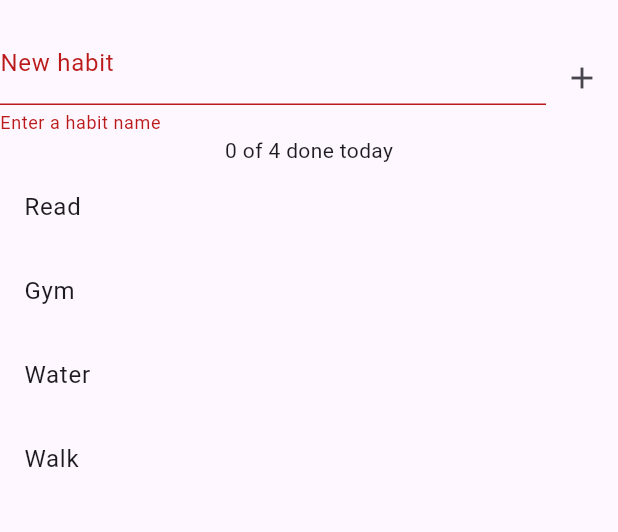
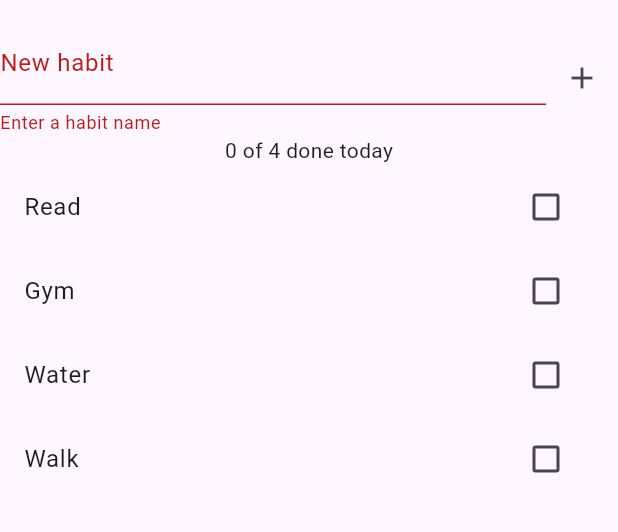
Before and after one commit to R-Eman-A-L/streakbook-flutter, a Flutter app: the screen it shows after launch, after a tap on the "add" icon, on a phone screen of 412 x 824 dp, the part 63-595 px from its top. Run offline on Flutter 3.47's test engine with Material 3 defaults, Android fonts, the phone set to English and light mode, and no system bars.

Commit message:
Day 11: navigation to detail screen + checkbox

```diff
--- a/lib/main.dart
+++ b/lib/main.dart
@@ -1,5 +1,6 @@
 import 'package:flutter/material.dart';
 import 'package:streak_book/data/in_memory_habit_repository.dart';
+import 'package:streak_book/ui/habit_detail/habit_detail_screen.dart';
 import 'package:streak_book/ui/habit_list/habit_list_screen.dart';
 import 'package:streak_book/ui/habit_list/habit_list_view_model.dart';
 
@@ -16,7 +17,15 @@ class MyApp extends StatelessWidget {
     return MaterialApp(
       title: 'StreakBook',
       theme: ThemeData(colorScheme: .fromSeed(seedColor: Colors.deepPurple)),
-      home: const HabitListScreen(),
+      home: Builder(
+        builder: (context) {
+          return  HabitListScreen(
+            onOpenHabit: (id) => Navigator.of(context).push(
+              MaterialPageRoute(builder: (_) => HabitDetailScreen(habitId: id)),
+            ),
+          );
+        },
+      ),
     );
   }
 }
--- a/lib/ui/habit_list/habit_list_screen.dart
+++ b/lib/ui/habit_list/habit_list_screen.dart
@@ -4,7 +4,8 @@ import 'package:streak_book/data/in_memory_habit_repository.dart';
 import 'package:streak_book/ui/habit_list/habit_list_view_model.dart';
 
 class HabitListScreen extends StatefulWidget {
-  const HabitListScreen({super.key});
+  final void Function(int id) onOpenHabit;
+  const HabitListScreen({super.key, required this.onOpenHabit});
 
   @override
   State<HabitListScreen> createState() => _HabitListScreenState();
@@ -65,12 +66,10 @@ class _HabitListScreenState extends State<HabitListScreen> {
                           final habit = habits[index];
                           return ListTile(
                             title: Text(habit.name),
-                            onTap: () => _viewModel.onToggle(habit.id),
+                            onTap: () => widget.onOpenHabit(habit.id),
 
                             onLongPress: () => _viewModel.onDelete(habit.id),
-                            trailing: habit.doneToday
-                                ? const Icon(Icons.check)
-                                : null,
+                            trailing:Checkbox(value: habit.doneToday, onChanged:(_) => _viewModel.onToggle(habit.id), ),
                           );
                         },
                       ),
```
Also changed, not shown: lib/ui/habit_detail/habit_detail_screen.dart (added, +14 -0 lines).
